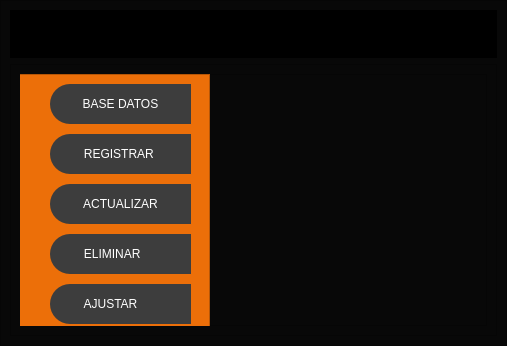
Before: the Qt Designer form gui/main_window.ui in Brian-Almada/empacuentas, drawn with Qt 5.
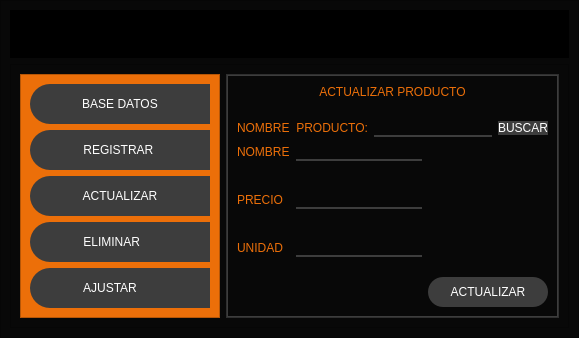
After: the same form once the commit is applied. The open tabs and pages were chosen to show the change. Icons and pictures are not drawn.

Commit message: Agregar botones y nuevas cosas a la gui-2

What changed in the file:
```diff
--- a/gui/main_window.ui
+++ b/gui/main_window.ui
@@ -6,8 +6,8 @@
    <rect>
     <x>0</x>
     <y>0</y>
-    <width>507</width>
-    <height>346</height>
+    <width>579</width>
+    <height>310</height>
    </rect>
   </property>
   <property name="windowTitle">
@@ -213,22 +213,7 @@
          </property>
          <layout class="QHBoxLayout" name="horizontalLayout_2">
           <item>
-           <widget class="QFrame" name="frame_paginas">
-            <property name="frameShape">
-             <enum>QFrame::StyledPanel</enum>
-            </property>
-            <property name="frameShadow">
-             <enum>QFrame::Raised</enum>
-            </property>
             <widget class="QFrame" name="frame_control">
-             <property name="geometry">
-              <rect>
-               <x>-10</x>
-               <y>0</y>
-               <width>200</width>
-               <height>271</height>
-              </rect>
-             </property>
              <property name="minimumSize">
               <size>
                <width>200</width>
@@ -268,15 +253,9 @@
              <property name="frameShadow">
               <enum>QFrame::Raised</enum>
              </property>
+            <layout class="QVBoxLayout" name="verticalLayout_3">
+             <item>
              <widget class="QPushButton" name="bt_basedatos">
-              <property name="geometry">
-               <rect>
-                <x>40</x>
-                <y>10</y>
-                <width>141</width>
-                <height>40</height>
-               </rect>
-              </property>
               <property name="minimumSize">
                <size>
                 <width>0</width>
@@ -297,15 +276,9 @@
                </size>
               </property>
              </widget>
+             </item>
+             <item>
              <widget class="QPushButton" name="pushButton_2">
-              <property name="geometry">
-               <rect>
-                <x>40</x>
-                <y>60</y>
-                <width>141</width>
-                <height>40</height>
-               </rect>
-              </property>
               <property name="minimumSize">
                <size>
                 <width>0</width>
@@ -326,15 +299,9 @@
                </size>
               </property>
              </widget>
+             </item>
+             <item>
              <widget class="QPushButton" name="pushButton_3">
-              <property name="geometry">
-               <rect>
-                <x>40</x>
-                <y>110</y>
-                <width>141</width>
-                <height>40</height>
-               </rect>
-              </property>
               <property name="minimumSize">
                <size>
                 <width>0</width>
@@ -355,15 +322,9 @@
                </size>
               </property>
              </widget>
+             </item>
+             <item>
              <widget class="QPushButton" name="pushButton_4">
-              <property name="geometry">
-               <rect>
-                <x>40</x>
-                <y>160</y>
-                <width>141</width>
-                <height>40</height>
-               </rect>
-              </property>
               <property name="minimumSize">
                <size>
                 <width>0</width>
@@ -384,15 +345,9 @@
                </size>
               </property>
              </widget>
+             </item>
+             <item>
              <widget class="QPushButton" name="pushButton_5">
-              <property name="geometry">
-               <rect>
-                <x>40</x>
-                <y>210</y>
-                <width>141</width>
-                <height>40</height>
-               </rect>
-              </property>
               <property name="minimumSize">
                <size>
                 <width>0</width>
@@ -413,7 +368,468 @@
                </size>
               </property>
              </widget>
-            </widget>
+             </item>
+            </layout>
+           </widget>
+          </item>
+          <item>
+           <widget class="QFrame" name="frame_paginas">
+            <property name="styleSheet">
+             <string notr="true">QFrame{
+background-color: rgb(61, 61, 61);
+}
+
+QLabel{
+font: 87 12pt &quot;Arial Black&quot;;
+background-color: #000000ff;
+color: rgb(236, 111, 9);
+border: 0px solid #14C8DC;  
+}
+
+QLineEdit{
+border: 0px;
+color: rgb(255, 255, 255);
+border-bottom: 2px solid rgb(61, 61, 61);
+font: 75 12pt &quot;Times New Roman&quot;;
+}
+
+QPushButton{
+background-color: rgb(61, 61, 61);
+border-radius: 15px;
+color: rgb(255, 255, 255);
+font: 77 10pt &quot;Arial Black&quot;
+}
+
+QPushButton:hover{
+background-color: rgb(236, 111, 9);
+border-radius: 15px;
+color: rgb(0, 0, 0);
+font: 77 10pt &quot;Arial Black&quot;
+}
+
+QTableWidget{
+background-color: rgb(255, 255, 255);
+color: rgb(0, 0, 0);
+gridline-color: rgb(236, 111, 9);
+font-size: 12pt;
+color: #000000;
+}
+
+QHeaderView::section{
+background-color: rgb(236, 111, 9);
+border: 1px solid rgb(0, 0, 0);
+font-size: 12pt;
+}
+
+QTableWidget QTableCornerButton::section{
+background-color: rgb(0, 0, 0);
+border: 1px solid rgb(236, 111, 9);
+}</string>
+            </property>
+            <property name="frameShape">
+             <enum>QFrame::StyledPanel</enum>
+            </property>
+            <property name="frameShadow">
+             <enum>QFrame::Raised</enum>
+            </property>
+            <layout class="QVBoxLayout" name="verticalLayout_4">
+             <property name="spacing">
+              <number>0</number>
+             </property>
+             <property name="leftMargin">
+              <number>1</number>
+             </property>
+             <property name="topMargin">
+              <number>1</number>
+             </property>
+             <property name="rightMargin">
+              <number>1</number>
+             </property>
+             <property name="bottomMargin">
+              <number>1</number>
+             </property>
+             <item>
+              <widget class="QStackedWidget" name="stackedWidget">
+               <widget class="QWidget" name="page_datos">
+                <layout class="QVBoxLayout" name="verticalLayout_5">
+                 <item>
+                  <widget class="QLabel" name="label">
+                   <property name="text">
+                    <string>PRODUCTOS</string>
+                   </property>
+                   <property name="alignment">
+                    <set>Qt::AlignCenter</set>
+                   </property>
+                  </widget>
+                 </item>
+                 <item>
+                  <widget class="QTableWidget" name="table_productos">
+                   <column>
+                    <property name="text">
+                     <string>NOMBRE</string>
+                    </property>
+                   </column>
+                   <column>
+                    <property name="text">
+                     <string>PRECIO</string>
+                    </property>
+                   </column>
+                   <column>
+                    <property name="text">
+                     <string>UNIDAD</string>
+                    </property>
+                   </column>
+                  </widget>
+                 </item>
+                 <item>
+                  <layout class="QHBoxLayout" name="horizontalLayout_3">
+                   <item>
+                    <spacer name="horizontalSpacer_2">
+                     <property name="orientation">
+                      <enum>Qt::Horizontal</enum>
+                     </property>
+                     <property name="sizeHint" stdset="0">
+                      <size>
+                       <width>40</width>
+                       <height>20</height>
+                      </size>
+                     </property>
+                    </spacer>
+                   </item>
+                   <item>
+                    <widget class="QPushButton" name="bt_refrescar">
+                     <property name="minimumSize">
+                      <size>
+                       <width>120</width>
+                       <height>30</height>
+                      </size>
+                     </property>
+                     <property name="text">
+                      <string>REFRESCAR</string>
+                     </property>
+                    </widget>
+                   </item>
+                  </layout>
+                 </item>
+                </layout>
+               </widget>
+               <widget class="QWidget" name="page_registrar">
+                <layout class="QVBoxLayout" name="verticalLayout_8">
+                 <item>
+                  <widget class="QLabel" name="label_7">
+                   <property name="text">
+                    <string>REGISTRAR PRODUCTOS</string>
+                   </property>
+                   <property name="alignment">
+                    <set>Qt::AlignCenter</set>
+                   </property>
+                  </widget>
+                 </item>
+                 <item>
+                  <spacer name="verticalSpacer_2">
+                   <property name="orientation">
+                    <enum>Qt::Vertical</enum>
+                   </property>
+                   <property name="sizeHint" stdset="0">
+                    <size>
+                     <width>20</width>
+                     <height>40</height>
+                    </size>
+                   </property>
+                  </spacer>
+                 </item>
+                 <item>
+                  <layout class="QHBoxLayout" name="horizontalLayout_4">
+                   <property name="spacing">
+                    <number>6</number>
+                   </property>
+                   <item>
+                    <layout class="QVBoxLayout" name="verticalLayout_6">
+                     <property name="spacing">
+                      <number>30</number>
+                     </property>
+                     <item>
+                      <widget class="QLabel" name="label_2">
+                       <property name="text">
+                        <string>NOMBRE</string>
+                       </property>
+                      </widget>
+                     </item>
+                     <item>
+                      <widget class="QLabel" name="label_3">
+                       <property name="text">
+                        <string>PRECIO</string>
+                       </property>
+                      </widget>
+                     </item>
+                     <item>
+                      <widget class="QLabel" name="label_4">
+                       <property name="text">
+                        <string>UNIDAD</string>
+                       </property>
+                      </widget>
+                     </item>
+                    </layout>
+                   </item>
+                   <item>
+                    <layout class="QVBoxLayout" name="verticalLayout_7">
+                     <property name="spacing">
+                      <number>30</number>
+                     </property>
+                     <item>
+                      <widget class="QLineEdit" name="lineEdit"/>
+                     </item>
+                     <item>
+                      <widget class="QLineEdit" name="lineEdit_2"/>
+                     </item>
+                     <item>
+                      <widget class="QLineEdit" name="lineEdit_3"/>
+                     </item>
+                    </layout>
+                   </item>
+                   <item>
+                    <spacer name="horizontalSpacer_4">
+                     <property name="orientation">
+                      <enum>Qt::Horizontal</enum>
+                     </property>
+                     <property name="sizeHint" stdset="0">
+                      <size>
+                       <width>40</width>
+                       <height>20</height>
+                      </size>
+                     </property>
+                    </spacer>
+                   </item>
+                  </layout>
+                 </item>
+                 <item>
+                  <spacer name="verticalSpacer">
+                   <property name="orientation">
+                    <enum>Qt::Vertical</enum>
+                   </property>
+                   <property name="sizeHint" stdset="0">
+                    <size>
+                     <width>20</width>
+                     <height>40</height>
+                    </size>
+                   </property>
+                  </spacer>
+                 </item>
+                 <item>
+                  <layout class="QHBoxLayout" name="horizontalLayout_5">
+                   <item>
+                    <widget class="QLabel" name="label_8">
+                     <property name="minimumSize">
+                      <size>
+                       <width>200</width>
+                       <height>0</height>
+                      </size>
+                     </property>
+                     <property name="text">
+                      <string/>
+                     </property>
+                     <property name="alignment">
+                      <set>Qt::AlignCenter</set>
+                     </property>
+                    </widget>
+                   </item>
+                   <item>
+                    <spacer name="horizontalSpacer_3">
+                     <property name="orientation">
+                      <enum>Qt::Horizontal</enum>
+                     </property>
+                     <property name="sizeHint" stdset="0">
+                      <size>
+                       <width>40</width>
+                       <height>20</height>
+                      </size>
+                     </property>
+                    </spacer>
+                   </item>
+                   <item>
+                    <widget class="QPushButton" name="pushButton">
+                     <property name="text">
+                      <string>PushButton</string>
+                     </property>
+                    </widget>
+                   </item>
+                  </layout>
+                 </item>
+                </layout>
+               </widget>
+               <widget class="QWidget" name="page_actualizar">
+                <layout class="QVBoxLayout" name="verticalLayout_11">
+                 <item>
+                  <widget class="QLabel" name="label_5">
+                   <property name="text">
+                    <string>ACTUALIZAR PRODUCTO</string>
+                   </property>
+                   <property name="alignment">
+                    <set>Qt::AlignCenter</set>
+                   </property>
+                  </widget>
+                 </item>
+                 <item>
+                  <spacer name="verticalSpacer_3">
+                   <property name="orientation">
+                    <enum>Qt::Vertical</enum>
+                   </property>
+                   <property name="sizeHint" stdset="0">
+                    <size>
+                     <width>20</width>
+                     <height>40</height>
+                    </size>
+                   </property>
+                  </spacer>
+                 </item>
+                 <item>
+                  <layout class="QHBoxLayout" name="horizontalLayout_8">
+                   <item>
+                    <widget class="QLabel" name="label_6">
+                     <property name="text">
+                      <string>NOMBRE  PRODUCTO:</string>
+                     </property>
+                    </widget>
+                   </item>
+                   <item>
+                    <widget class="QLineEdit" name="lineEdit_4"/>
+                   </item>
+                   <item>
+                    <widget class="QPushButton" name="pushButton_6">
+                     <property name="text">
+                      <string>BUSCAR</string>
+                     </property>
+                    </widget>
+                   </item>
+                  </layout>
+                 </item>
+                 <item>
+                  <layout class="QHBoxLayout" name="horizontalLayout_6">
+                   <property name="spacing">
+                    <number>6</number>
+                   </property>
+                   <item>
+                    <layout class="QVBoxLayout" name="verticalLayout_9">
+                     <property name="spacing">
+                      <number>30</number>
+                     </property>
+                     <item>
+                      <widget class="QLabel" name="label_10">
+                       <property name="text">
+                        <string>NOMBRE</string>
+                       </property>
+                      </widget>
+                     </item>
+                     <item>
+                      <widget class="QLabel" name="label_11">
+                       <property name="text">
+                        <string>PRECIO</string>
+                       </property>
+                      </widget>
+                     </item>
+                     <item>
+                      <widget class="QLabel" name="label_12">
+                       <property name="text">
+                        <string>UNIDAD</string>
+                       </property>
+                      </widget>
+                     </item>
+                    </layout>
+                   </item>
+                   <item>
+                    <layout class="QVBoxLayout" name="verticalLayout_10">
+                     <property name="spacing">
+                      <number>30</number>
+                     </property>
+                     <item>
+                      <widget class="QLineEdit" name="lineEdit_5"/>
+                     </item>
+                     <item>
+                      <widget class="QLineEdit" name="lineEdit_6"/>
+                     </item>
+                     <item>
+                      <widget class="QLineEdit" name="lineEdit_7"/>
+                     </item>
+                    </layout>
+                   </item>
+                   <item>
+                    <spacer name="horizontalSpacer_6">
+                     <property name="orientation">
+                      <enum>Qt::Horizontal</enum>
+                     </property>
+                     <property name="sizeHint" stdset="0">
+                      <size>
+                       <width>40</width>
+                       <height>20</height>
+                      </size>
+                     </property>
+                    </spacer>
+                   </item>
+                  </layout>
+                 </item>
+                 <item>
+                  <spacer name="verticalSpacer_4">
+                   <property name="orientation">
+                    <enum>Qt::Vertical</enum>
+                   </property>
+                   <property name="sizeHint" stdset="0">
+                    <size>
+                     <width>20</width>
+                     <height>40</height>
+                    </size>
+                   </property>
+                  </spacer>
+                 </item>
+                 <item>
+                  <layout class="QHBoxLayout" name="horizontalLayout_7">
+                   <item>
+                    <widget class="QLabel" name="label_9">
+                     <property name="minimumSize">
+                      <size>
+                       <width>120</width>
+                       <height>30</height>
+                      </size>
+                     </property>
+                     <property name="text">
+                      <string/>
+                     </property>
+                    </widget>
+                   </item>
+                   <item>
+                    <spacer name="horizontalSpacer_5">
+                     <property name="orientation">
+                      <enum>Qt::Horizontal</enum>
+                     </property>
+                     <property name="sizeHint" stdset="0">
+                      <size>
+                       <width>40</width>
+                       <height>20</height>
+                      </size>
+                     </property>
+                    </spacer>
+                   </item>
+                   <item>
+                    <widget class="QPushButton" name="pushButton_7">
+                     <property name="minimumSize">
+                      <size>
+                       <width>120</width>
+                       <height>30</height>
+                      </size>
+                     </property>
+                     <property name="text">
+                      <string>ACTUALIZAR</string>
+                     </property>
+                    </widget>
+                   </item>
+                  </layout>
+                 </item>
+                </layout>
+               </widget>
+               <widget class="QWidget" name="page_eliminar"/>
+               <widget class="QWidget" name="page_ajustar"/>
+              </widget>
+             </item>
+            </layout>
            </widget>
           </item>
          </layout>
```
Lines whose indentation alone changed are shown as unchanged.
